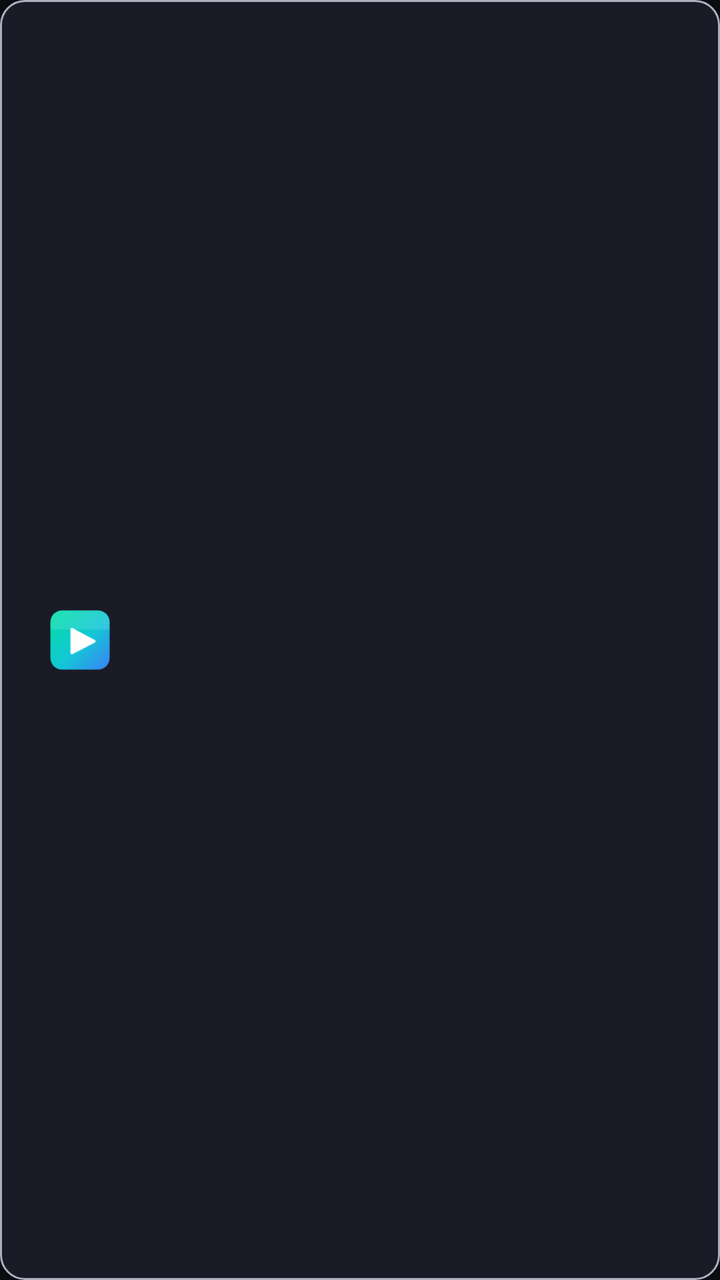
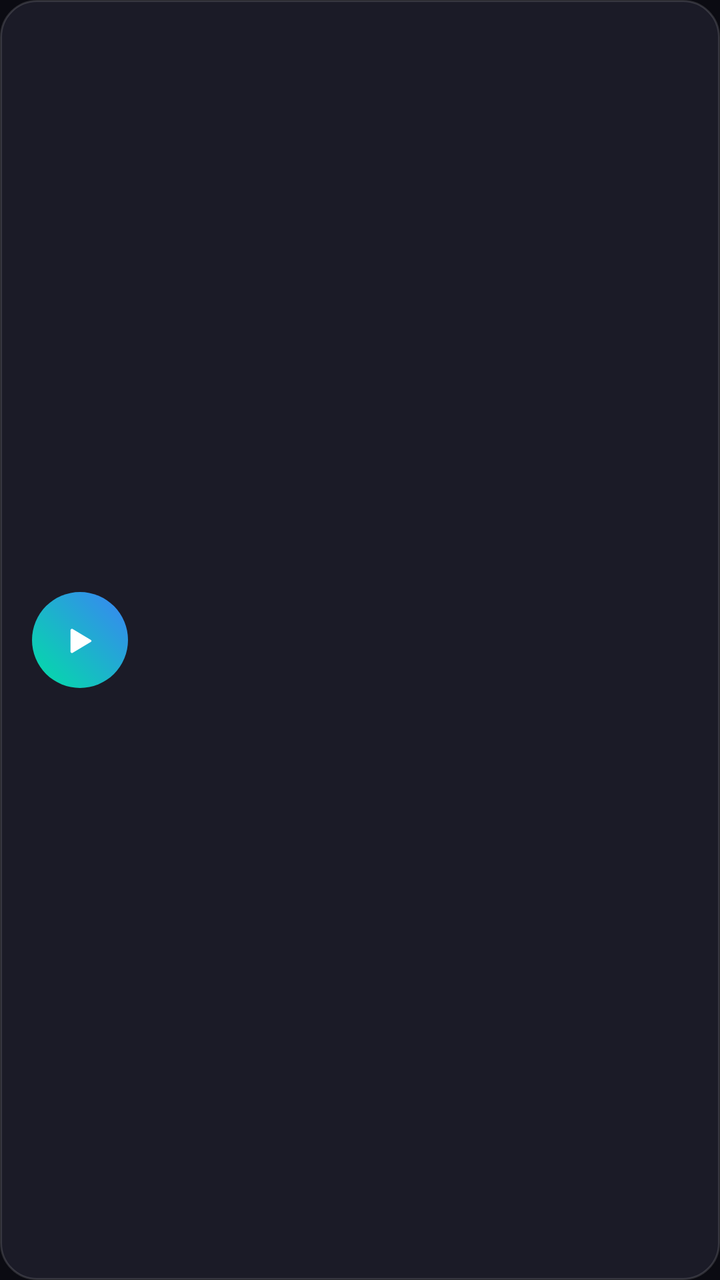

Screens rendered from an Android XML layout before and after an edit, with the pre-edit source and the edit as a unified diff.
<!-- AndroidManifest.xml: application theme Theme.OpenTV -->
<!-- res/layout/item_channel.xml -->
<?xml version="1.0" encoding="utf-8"?>
<LinearLayout xmlns:android="http://schemas.android.com/apk/res/android"
    android:layout_width="match_parent"
    android:layout_height="wrap_content"
    android:layout_marginBottom="12dp"
    android:orientation="horizontal"
    android:gravity="center_vertical"
    android:padding="20dp"
    android:background="@drawable/focus_ring_button"
    android:focusable="true"
    android:clickable="true">

    <ImageView
        android:layout_width="40dp"
        android:layout_height="40dp"
        android:layout_marginEnd="20dp"
        android:src="@drawable/ic_logo"
        android:contentDescription="@string/channels_title" />

    <LinearLayout
        android:layout_width="0dp"
        android:layout_height="wrap_content"
        android:layout_weight="1"
        android:orientation="vertical">

        <TextView
            android:id="@+id/channelName"
            android:layout_width="wrap_content"
            android:layout_height="wrap_content"
            android:textColor="@color/text_primary"
            android:textSize="22sp"
            android:textStyle="bold"
            android:maxLines="1"
            android:ellipsize="end" />

        <TextView
            android:id="@+id/channelGroup"
            android:layout_width="wrap_content"
            android:layout_height="wrap_content"
            android:textColor="@color/text_secondary"
            android:textSize="15sp"
            android:visibility="gone" />

    </LinearLayout>

</LinearLayout>
<!-- resources referenced by this layout -->
<resources>
  <color name="text_primary">#FFFFFF</color>
  <color name="text_secondary">#AEB0C0</color>
  <!-- drawable focus_ring_button (drawable) -->
  <?xml version="1.0" encoding="utf-8"?>
  <selector xmlns:android="http://schemas.android.com/apk/res/android">
  
      
      <item android:state_focused="true">
          <shape android:shape="rectangle">
              <solid android:color="@color/accent_dark" />
              <stroke android:width="4dp" android:color="@color/focus_stroke" />
              <corners android:radius="12dp" />
          </shape>
      </item>
  
      
      <item android:state_pressed="true">
          <shape android:shape="rectangle">
              <solid android:color="@color/accent_dark" />
              <corners android:radius="12dp" />
          </shape>
      </item>
  
      
      <item>
          <shape android:shape="rectangle">
              <solid android:color="@color/surface" />
              <stroke android:width="1dp" android:color="@color/text_secondary" />
              <corners android:radius="12dp" />
          </shape>
      </item>
  
  </selector>
  <!-- drawable ic_logo (drawable) -->
  <?xml version="1.0" encoding="utf-8"?>
  <vector xmlns:android="http://schemas.android.com/apk/res/android"
      xmlns:aapt="http://schemas.android.com/aapt"
      android:width="108dp"
      android:height="108dp"
      android:viewportWidth="108"
      android:viewportHeight="108">
  
      
      <path android:pathData="M30,14 h48 a16,16 0 0 1 16,16 v48 a16,16 0 0 1 -16,16 h-48 a16,16 0 0 1 -16,-16 v-48 a16,16 0 0 1 16,-16 z">
          <aapt:attr name="android:fillColor">
              <gradient
                  android:startX="14" android:startY="14"
                  android:endX="94" android:endY="94"
                  android:type="linear">
                  <item android:offset="0.0" android:color="#00E0A4" />
                  <item android:offset="0.55" android:color="#13C7D6" />
                  <item android:offset="1.0" android:color="#3B82F6" />
              </gradient>
          </aapt:attr>
      </path>
  
      
      <path
          android:pathData="M30,14 h48 a16,16 0 0 1 16,16 v10 H14 v-10 a16,16 0 0 1 16,-16 z"
          android:fillAlpha="0.12"
          android:fillColor="#FFFFFF" />
  
      
      <path
          android:fillColor="#FFFFFF"
          android:pathData="M44,38 L74,54 a2,2 0 0 1 0,3.5 L44,73 a2,2 0 0 1 -3,-1.7 V39.7 a2,2 0 0 1 3,-1.7 z" />
  </vector>
  <string name="channels_title">Live Channels</string>
  <style name="Theme.OpenTV" parent="Theme.AppCompat.NoActionBar">
          <item name="android:windowBackground">@color/background</item>
          <item name="colorPrimary">@color/accent</item>
          <item name="colorPrimaryDark">@color/background</item>
          <item name="colorAccent">@color/accent</item>
          <item name="android:statusBarColor">@android:color/transparent</item>
          <item name="android:navigationBarColor">@android:color/transparent</item>
          <item name="android:windowLayoutInDisplayCutoutMode" tools:targetApi="o_mr1">shortEdges</item>
      </style>
  <color name="accent_dark">#00B486</color>
  <color name="focus_stroke">#3BE7C4</color>
  <color name="surface">#1B1B27</color>
  <color name="background">#0B0B12</color>
  <color name="accent">#00E0A4</color>
</resources>

<!-- the commit's change to res/layout/item_channel.xml (unified diff, before → after) -->
@@ -2,20 +2,20 @@
 <LinearLayout xmlns:android="http://schemas.android.com/apk/res/android"
     android:layout_width="match_parent"
     android:layout_height="wrap_content"
-    android:layout_marginBottom="12dp"
+    android:layout_marginBottom="14dp"
     android:orientation="horizontal"
     android:gravity="center_vertical"
-    android:padding="20dp"
-    android:background="@drawable/focus_ring_button"
+    android:padding="16dp"
+    android:background="@drawable/bg_channel_card"
+    android:stateListAnimator="@animator/card_focus"
     android:focusable="true"
     android:clickable="true">
 
-    <ImageView
-        android:layout_width="40dp"
-        android:layout_height="40dp"
-        android:layout_marginEnd="20dp"
-        android:src="@drawable/ic_logo"
-        android:contentDescription="@string/channels_title" />
+    <View
+        android:layout_width="48dp"
+        android:layout_height="48dp"
+        android:layout_marginEnd="18dp"
+        android:background="@drawable/bg_play_badge" />
 
     <LinearLayout
         android:layout_width="0dp"
@@ -37,8 +37,10 @@
             android:id="@+id/channelGroup"
             android:layout_width="wrap_content"
             android:layout_height="wrap_content"
+            android:layout_marginTop="2dp"
             android:textColor="@color/text_secondary"
-            android:textSize="15sp"
+            android:textSize="14sp"
+            android:letterSpacing="0.04"
             android:visibility="gone" />
 
     </LinearLayout>
<!-- resource entries referenced after the edit -->
@@ -2,72 +2,48 @@
 <resources>
   <color name="text_primary">#FFFFFF</color>
   <color name="text_secondary">#AEB0C0</color>
-  <!-- drawable focus_ring_button (drawable) -->
+  <!-- drawable bg_channel_card (drawable) -->
   <?xml version="1.0" encoding="utf-8"?>
   <selector xmlns:android="http://schemas.android.com/apk/res/android">
-  
-      
       <item android:state_focused="true">
           <shape android:shape="rectangle">
-              <solid android:color="@color/accent_dark" />
-              <stroke android:width="4dp" android:color="@color/focus_stroke" />
-              <corners android:radius="12dp" />
+              <solid android:color="#23263A" />
+              <stroke android:width="2dp" android:color="@color/accent" />
+              <corners android:radius="18dp" />
           </shape>
       </item>
-  
-      
       <item android:state_pressed="true">
           <shape android:shape="rectangle">
-              <solid android:color="@color/accent_dark" />
-              <corners android:radius="12dp" />
+              <solid android:color="#23263A" />
+              <corners android:radius="18dp" />
           </shape>
       </item>
-  
-      
       <item>
           <shape android:shape="rectangle">
               <solid android:color="@color/surface" />
-              <stroke android:width="1dp" android:color="@color/text_secondary" />
-              <corners android:radius="12dp" />
+              <stroke android:width="1dp" android:color="#22FFFFFF" />
+              <corners android:radius="18dp" />
           </shape>
       </item>
-  
   </selector>
-  <!-- drawable ic_logo (drawable) -->
+  <!-- drawable bg_play_badge (drawable) -->
   <?xml version="1.0" encoding="utf-8"?>
-  <vector xmlns:android="http://schemas.android.com/apk/res/android"
-      xmlns:aapt="http://schemas.android.com/aapt"
-      android:width="108dp"
-      android:height="108dp"
-      android:viewportWidth="108"
-      android:viewportHeight="108">
-  
-      
-      <path android:pathData="M30,14 h48 a16,16 0 0 1 16,16 v48 a16,16 0 0 1 -16,16 h-48 a16,16 0 0 1 -16,-16 v-48 a16,16 0 0 1 16,-16 z">
-          <aapt:attr name="android:fillColor">
+  <layer-list xmlns:android="http://schemas.android.com/apk/res/android">
+      <item>
+          <shape android:shape="oval">
               <gradient
-                  android:startX="14" android:startY="14"
-                  android:endX="94" android:endY="94"
-                  android:type="linear">
-                  <item android:offset="0.0" android:color="#00E0A4" />
-                  <item android:offset="0.55" android:color="#13C7D6" />
-                  <item android:offset="1.0" android:color="#3B82F6" />
-              </gradient>
-          </aapt:attr>
-      </path>
-  
-      
-      <path
-          android:pathData="M30,14 h48 a16,16 0 0 1 16,16 v10 H14 v-10 a16,16 0 0 1 16,-16 z"
-          android:fillAlpha="0.12"
-          android:fillColor="#FFFFFF" />
-  
-      
-      <path
-          android:fillColor="#FFFFFF"
-          android:pathData="M44,38 L74,54 a2,2 0 0 1 0,3.5 L44,73 a2,2 0 0 1 -3,-1.7 V39.7 a2,2 0 0 1 3,-1.7 z" />
-  </vector>
-  <string name="channels_title">Live Channels</string>
+                  android:angle="45"
+                  android:startColor="@color/brand_start"
+                  android:endColor="@color/brand_end"
+                  android:type="linear" />
+          </shape>
+      </item>
+      <item
+          android:drawable="@drawable/ic_play"
+          android:gravity="center"
+          android:width="22dp"
+          android:height="22dp" />
+  </layer-list>
   <style name="Theme.OpenTV" parent="Theme.AppCompat.NoActionBar">
           <item name="android:windowBackground">@color/background</item>
           <item name="colorPrimary">@color/accent</item>
@@ -77,9 +53,19 @@
           <item name="android:navigationBarColor">@android:color/transparent</item>
           <item name="android:windowLayoutInDisplayCutoutMode" tools:targetApi="o_mr1">shortEdges</item>
       </style>
-  <color name="accent_dark">#00B486</color>
-  <color name="focus_stroke">#3BE7C4</color>
   <color name="surface">#1B1B27</color>
+  <color name="brand_start">#00E0A4</color>
+  <color name="brand_end">#3B82F6</color>
+  <!-- drawable ic_play (drawable) -->
+  <vector xmlns:android="http://schemas.android.com/apk/res/android"
+      android:width="24dp"
+      android:height="24dp"
+      android:viewportWidth="24"
+      android:viewportHeight="24">
+      <path
+          android:fillColor="#FFFFFF"
+          android:pathData="M8,6 L18,12 a0.6,0.6 0 0 1 0,1 L8,19 a0.8,0.8 0 0 1 -1.2,-0.7 V6.7 A0.8,0.8 0 0 1 8,6 z" />
+  </vector>
   <color name="background">#0B0B12</color>
   <color name="accent">#00E0A4</color>
 </resources>
